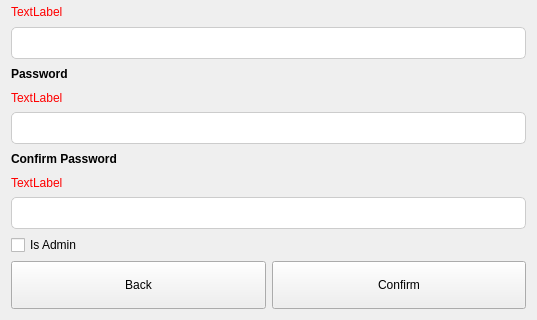
This is Client/updateuserwindow.ui in Safy98/Bank-System as Qt 5 draws it before an edit; both pictures show x 0 to 537 and y 287 to 607 of the 537 by 607 pixel window. The edited form follows.
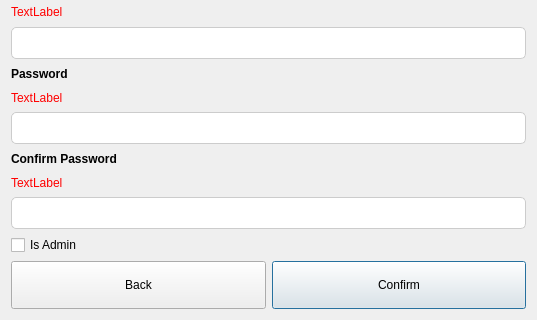
This is the edited form.

```diff
--- a/Client/updateuserwindow.ui
+++ b/Client/updateuserwindow.ui
@@ -344,7 +344,7 @@
         <string>Confirm</string>
        </property>
        <property name="autoDefault">
-        <bool>false</bool>
+        <bool>true</bool>
        </property>
       </widget>
      </item>
```
Left out of the diff: 12 changed lines with no effect on the pictures.
